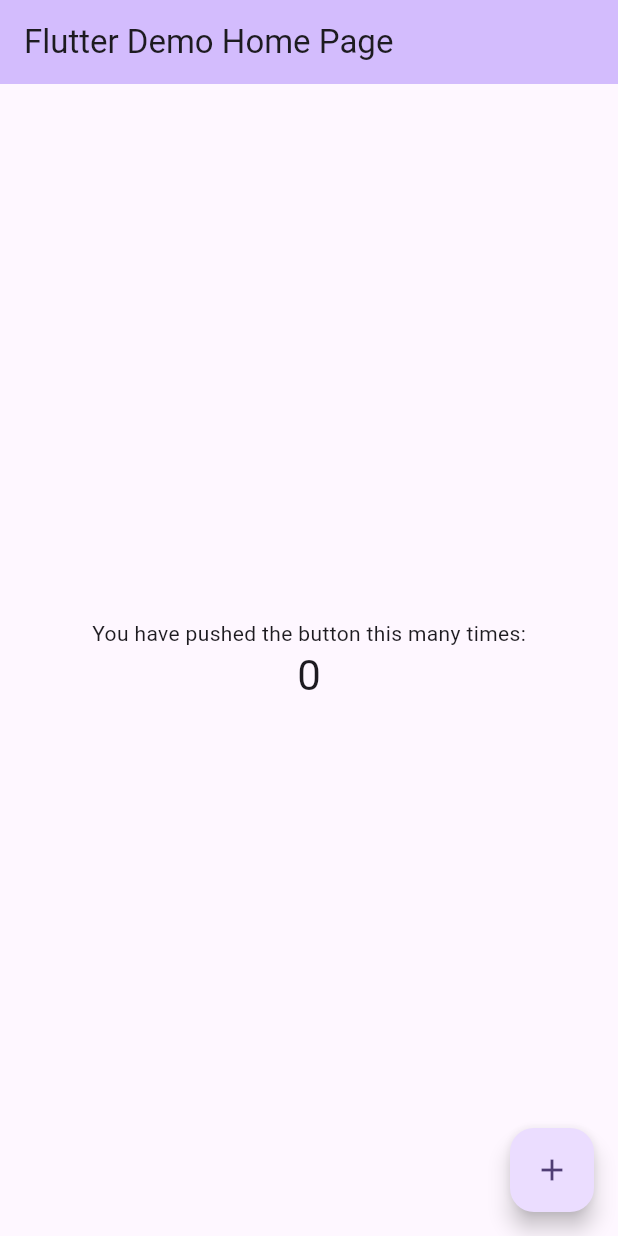
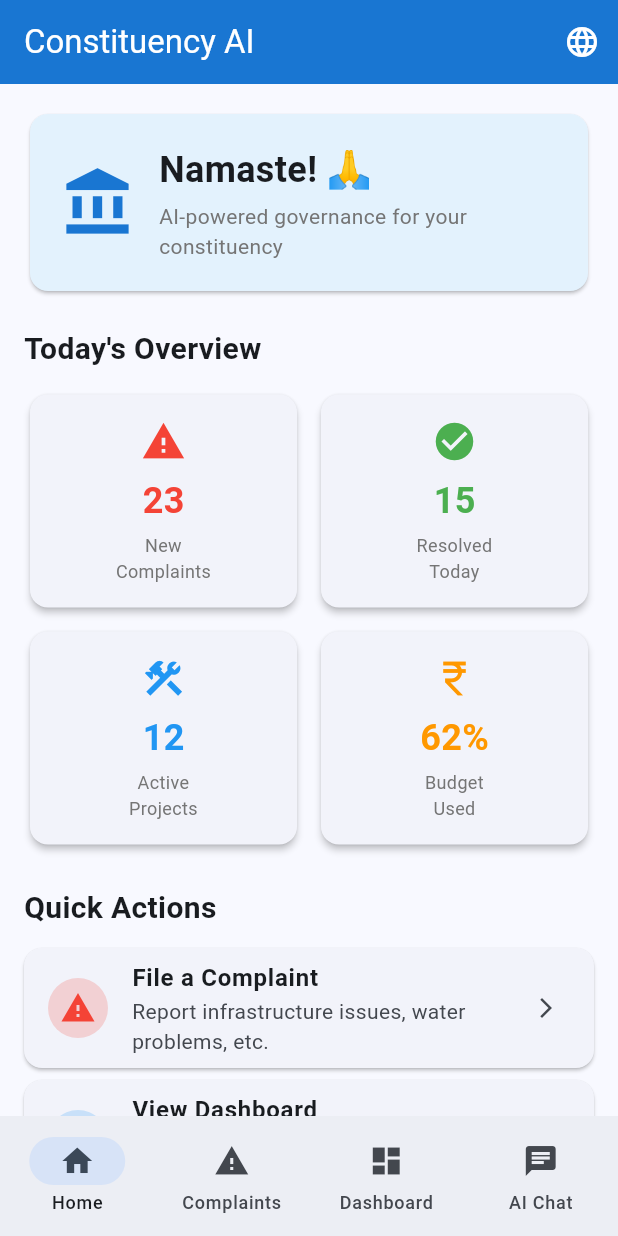
Before and after one commit to CYBERtony786/constituency-ai-command-center, a Flutter app: the screen it shows after launch, on a phone screen of 412 x 824 dp. Run offline on Flutter 3.47's test engine with Material 3 defaults, Android fonts, the light colour scheme and no system bars.

Commit message:
Day 3: Built home screen with navigation

```diff
--- a/constituency_app/lib/main.dart
+++ b/constituency_app/lib/main.dart
@@ -1,122 +1,23 @@
+// File: lib/main.dart
+
 import 'package:flutter/material.dart';
+import 'screens/home_screen.dart';
 
 void main() {
-  runApp(const MyApp());
+  runApp(MyApp());
 }
 
 class MyApp extends StatelessWidget {
-  const MyApp({super.key});
-
-  // This widget is the root of your application.
   @override
   Widget build(BuildContext context) {
     return MaterialApp(
-      title: 'Flutter Demo',
+      title: 'Constituency AI Command Center',
       theme: ThemeData(
-        // This is the theme of your application.
-        //
-        // TRY THIS: Try running your application with "flutter run". You'll see
-        // the application has a purple toolbar. Then, without quitting the app,
-        // try changing the seedColor in the colorScheme below to Colors.green
-        // and then invoke "hot reload" (save your changes or press the "hot
-        // reload" button in a Flutter-supported IDE, or press "r" if you used
-        // the command line to start the app).
-        //
-        // Notice that the counter didn't reset back to zero; the application
-        // state is not lost during the reload. To reset the state, use hot
-        // restart instead.
-        //
-        // This works for code too, not just values: Most code changes can be
-        // tested with just a hot reload.
-        colorScheme: .fromSeed(seedColor: Colors.deepPurple),
+        useMaterial3: true,
+        colorSchemeSeed: Colors.blue,
       ),
-      home: const MyHomePage(title: 'Flutter Demo Home Page'),
+      home: HomeScreen(),
+      debugShowCheckedModeBanner: false,
     );
   }
 }
-
-class MyHomePage extends StatefulWidget {
-  const MyHomePage({super.key, required this.title});
-
-  // This widget is the home page of your application. It is stateful, meaning
-  // that it has a State object (defined below) that contains fields that affect
-  // how it looks.
-
-  // This class is the configuration for the state. It holds the values (in this
-  // case the title) provided by the parent (in this case the App widget) and
-  // used by the build method of the State. Fields in a Widget subclass are
-  // always marked "final".
-
-  final String title;
-
-  @override
-  State<MyHomePage> createState() => _MyHomePageState();
-}
-
-class _MyHomePageState extends State<MyHomePage> {
-  int _counter = 0;
-
-  void _incrementCounter() {
-    setState(() {
-      // This call to setState tells the Flutter framework that something has
-      // changed in this State, which causes it to rerun the build method below
-      // so that the display can reflect the updated values. If we changed
-      // _counter without calling setState(), then the build method would not be
-      // called again, and so nothing would appear to happen.
-      _counter++;
-    });
-  }
-
-  @override
-  Widget build(BuildContext context) {
-    // This method is rerun every time setState is called, for instance as done
-    // by the _incrementCounter method above.
-    //
-    // The Flutter framework has been optimized to make rerunning build methods
-    // fast, so that you can just rebuild anything that needs updating rather
-    // than having to individually change instances of widgets.
-    return Scaffold(
-      appBar: AppBar(
-        // TRY THIS: Try changing the color here to a specific color (to
-        // Colors.amber, perhaps?) and trigger a hot reload to see the AppBar
-        // change color while the other colors stay the same.
-        backgroundColor: Theme.of(context).colorScheme.inversePrimary,
-        // Here we take the value from the MyHomePage object that was created by
-        // the App.build method, and use it to set our appbar title.
-        title: Text(widget.title),
-      ),
-      body: Center(
-        // Center is a layout widget. It takes a single child and positions it
-        // in the middle of the parent.
-        child: Column(
-          // Column is also a layout widget. It takes a list of children and
-          // arranges them vertically. By default, it sizes itself to fit its
-          // children horizontally, and tries to be as tall as its parent.
-          //
-          // Column has various properties to control how it sizes itself and
-          // how it positions its children. Here we use mainAxisAlignment to
-          // center the children vertically; the main axis here is the vertical
-          // axis because Columns are vertical (the cross axis would be
-          // horizontal).
-          //
-          // TRY THIS: Invoke "debug painting" (choose the "Toggle Debug Paint"
-          // action in the IDE, or press "p" in the console), to see the
-          // wireframe for each widget.
-          mainAxisAlignment: .center,
-          children: [
-            const Text('You have pushed the button this many times:'),
-            Text(
-              '$_counter',
-              style: Theme.of(context).textTheme.headlineMedium,
-            ),
-          ],
-        ),
-      ),
-      floatingActionButton: FloatingActionButton(
-        onPressed: _incrementCounter,
-        tooltip: 'Increment',
-        child: const Icon(Icons.add),
-      ),
-    );
-  }
-}
--- /dev/null
+++ b/constituency_app/lib/screens/home_screen.dart
@@ -0,0 +1,300 @@
+// File: lib/screens/home_screen.dart
+
+import 'package:flutter/material.dart';
+
+class HomeScreen extends StatefulWidget {
+  @override
+  _HomeScreenState createState() => _HomeScreenState();
+}
+
+class _HomeScreenState extends State<HomeScreen> {
+  // This tracks which tab is selected (0, 1, 2, 3)
+  int _selectedIndex = 0;
+
+  @override
+  Widget build(BuildContext context) {
+    return Scaffold(
+      appBar: AppBar(
+        title: Text('Constituency AI'),
+        backgroundColor: Colors.blue[700],
+        foregroundColor: Colors.white,
+        actions: [
+          // Language button (we'll add functionality later)
+          IconButton(
+            icon: Icon(Icons.language),
+            onPressed: () {
+              // Will add language selection later
+              ScaffoldMessenger.of(context).showSnackBar(
+                SnackBar(content: Text('Language feature coming soon!')),
+              );
+            },
+          ),
+        ],
+      ),
+
+      // Body changes based on selected tab
+      body: _getBody(),
+
+      // Bottom Navigation Bar
+      bottomNavigationBar: NavigationBar(
+        selectedIndex: _selectedIndex,
+        onDestinationSelected: (int index) {
+          setState(() {
+            _selectedIndex = index;
+          });
+        },
+        destinations: [
+          NavigationDestination(
+            icon: Icon(Icons.home),
+            label: 'Home',
+          ),
+          NavigationDestination(
+            icon: Icon(Icons.report_problem),
+            label: 'Complaints',
+          ),
+          NavigationDestination(
+            icon: Icon(Icons.dashboard),
+            label: 'Dashboard',
+          ),
+          NavigationDestination(
+            icon: Icon(Icons.chat),
+            label: 'AI Chat',
+          ),
+        ],
+      ),
+    );
+  }
+
+  // This returns different content based on selected tab
+  Widget _getBody() {
+    switch (_selectedIndex) {
+      case 0:
+        return _buildHomePage();
+      case 1:
+        return _buildComplaintsPlaceholder();
+      case 2:
+        return _buildDashboardPlaceholder();
+      case 3:
+        return _buildChatPlaceholder();
+      default:
+        return _buildHomePage();
+    }
+  }
+
+  // HOME PAGE
+  Widget _buildHomePage() {
+    return SingleChildScrollView(
+      padding: EdgeInsets.all(16),
+      child: Column(
+        crossAxisAlignment: CrossAxisAlignment.start,
+        children: [
+          // Welcome Card
+          Card(
+            color: Colors.blue[50],
+            child: Padding(
+              padding: EdgeInsets.all(20),
+              child: Row(
+                children: [
+                  Icon(Icons.account_balance, size: 50, color: Colors.blue[700]),
+                  SizedBox(width: 16),
+                  Expanded(
+                    child: Column(
+                      crossAxisAlignment: CrossAxisAlignment.start,
+                      children: [
+                        Text(
+                          'Namaste! 🙏',
+                          style: TextStyle(
+                            fontSize: 24,
+                            fontWeight: FontWeight.bold,
+                          ),
+                        ),
+                        SizedBox(height: 4),
+                        Text(
+                          'AI-powered governance for your constituency',
+                          style: TextStyle(fontSize: 14, color: Colors.grey[600]),
+                        ),
+                      ],
+                    ),
+                  ),
+                ],
+              ),
+            ),
+          ),
+
+          SizedBox(height: 20),
+
+          // Stats Cards Row
+          Text(
+            'Today\'s Overview',
+            style: TextStyle(fontSize: 20, fontWeight: FontWeight.bold),
+          ),
+          SizedBox(height: 12),
+
+          Row(
+            children: [
+              Expanded(child: _buildStatCard('New\nComplaints', '23', Colors.red, Icons.warning)),
+              SizedBox(width: 8),
+              Expanded(child: _buildStatCard('Resolved\nToday', '15', Colors.green, Icons.check_circle)),
+            ],
+          ),
+          SizedBox(height: 8),
+          Row(
+            children: [
+              Expanded(child: _buildStatCard('Active\nProjects', '12', Colors.blue, Icons.construction)),
+              SizedBox(width: 8),
+              Expanded(child: _buildStatCard('Budget\nUsed', '62%', Colors.orange, Icons.currency_rupee)),
+            ],
+          ),
+
+          SizedBox(height: 24),
+
+          // Quick Actions
+          Text(
+            'Quick Actions',
+            style: TextStyle(fontSize: 20, fontWeight: FontWeight.bold),
+          ),
+          SizedBox(height: 12),
+
+          _buildActionCard(
+            'File a Complaint',
+            'Report infrastructure issues, water problems, etc.',
+            Icons.report_problem,
+            Colors.red,
+            () {
+              setState(() {
+                _selectedIndex = 1; // Switch to complaints tab
+              });
+            },
+          ),
+
+          _buildActionCard(
+            'View Dashboard',
+            'See constituency overview and analytics',
+            Icons.dashboard,
+            Colors.blue,
+            () {
+              setState(() {
+                _selectedIndex = 2; // Switch to dashboard tab
+              });
+            },
+          ),
+
+          _buildActionCard(
+            'Ask AI Assistant',
+            'Get instant answers about your constituency',
+            Icons.smart_toy,
+            Colors.purple,
+            () {
+              setState(() {
+                _selectedIndex = 3; // Switch to chat tab
+              });
+            },
+          ),
+
+          _buildActionCard(
+            'Track Complaint',
+            'Check status of your existing complaint',
+            Icons.track_changes,
+            Colors.teal,
+            () {
+              // Will add tracking later
+              ScaffoldMessenger.of(context).showSnackBar(
+                SnackBar(content: Text('Tracking feature coming soon!')),
+              );
+            },
+          ),
+        ],
+      ),
+    );
+  }
+
+  // Reusable stat card widget
+  Widget _buildStatCard(String label, String value, Color color, IconData icon) {
+    return Card(
+      elevation: 2,
+      child: Padding(
+        padding: EdgeInsets.all(16),
+        child: Column(
+          children: [
+            Icon(icon, size: 30, color: color),
+            SizedBox(height: 8),
+            Text(
+              value,
+              style: TextStyle(
+                fontSize: 24,
+                fontWeight: FontWeight.bold,
+                color: color,
+              ),
+            ),
+            SizedBox(height: 4),
+            Text(
+              label,
+              textAlign: TextAlign.center,
+              style: TextStyle(fontSize: 12, color: Colors.grey[600]),
+            ),
+          ],
+        ),
+      ),
+    );
+  }
+
+  // Reusable action card widget
+  Widget _buildActionCard(String title, String subtitle, IconData icon, Color color, VoidCallback onTap) {
+    return Card(
+      margin: EdgeInsets.only(bottom: 8),
+      child: ListTile(
+        leading: CircleAvatar(
+          backgroundColor: color.withOpacity(0.2),
+          child: Icon(icon, color: color),
+        ),
+        title: Text(title, style: TextStyle(fontWeight: FontWeight.bold)),
+        subtitle: Text(subtitle),
+        trailing: Icon(Icons.arrow_forward_ios, size: 16),
+        onTap: onTap,
+      ),
+    );
+  }
+
+  // Placeholder screens (we'll build these later)
+  Widget _buildComplaintsPlaceholder() {
+    return Center(
+      child: Column(
+        mainAxisAlignment: MainAxisAlignment.center,
+        children: [
+          Icon(Icons.construction, size: 64, color: Colors.grey),
+          SizedBox(height: 16),
+          Text('Complaint Form', style: TextStyle(fontSize: 20)),
+          Text('Building this next...', style: TextStyle(color: Colors.grey)),
+        ],
+      ),
+    );
+  }
+
+  Widget _buildDashboardPlaceholder() {
+    return Center(
+      child: Column(
+        mainAxisAlignment: MainAxisAlignment.center,
+        children: [
+          Icon(Icons.construction, size: 64, color: Colors.grey),
+          SizedBox(height: 16),
+          Text('Dashboard', style: TextStyle(fontSize: 20)),
+          Text('Building this next...', style: TextStyle(color: Colors.grey)),
+        ],
+      ),
+    );
+  }
+
+  Widget _buildChatPlaceholder() {
+    return Center(
+      child: Column(
+        mainAxisAlignment: MainAxisAlignment.center,
+        children: [
+          Icon(Icons.construction, size: 64, color: Colors.grey),
+          SizedBox(height: 16),
+          Text('AI Chat', style: TextStyle(fontSize: 20)),
+          Text('Building this next...', style: TextStyle(color: Colors.grey)),
+        ],
+      ),
+    );
+  }
+}
```
Also changed, not shown: constituency_app/lib/screens/chat_screen.dart (added), constituency_app/lib/screens/dashboard_screen.dart (added), constituency_app/lib/screens/grievance_form.dart (added), constituency_app/lib/screens/projects_screen.dart (added), constituency_app/lib/services/firebase_service.dart (added), constituency_app/lib/services/gemini_service.dart (added), 1 other file.
